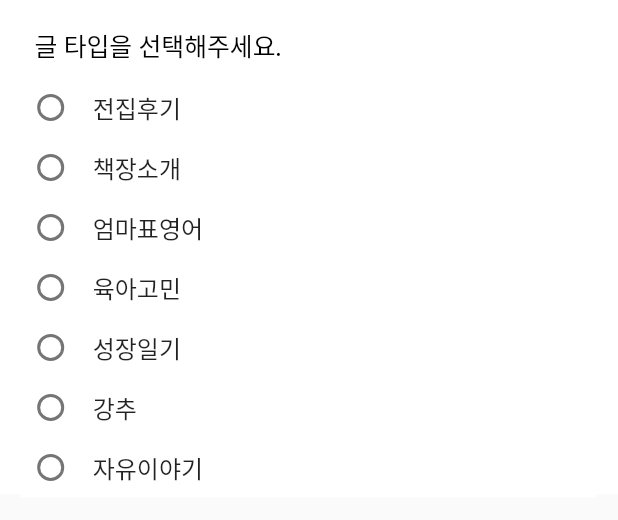
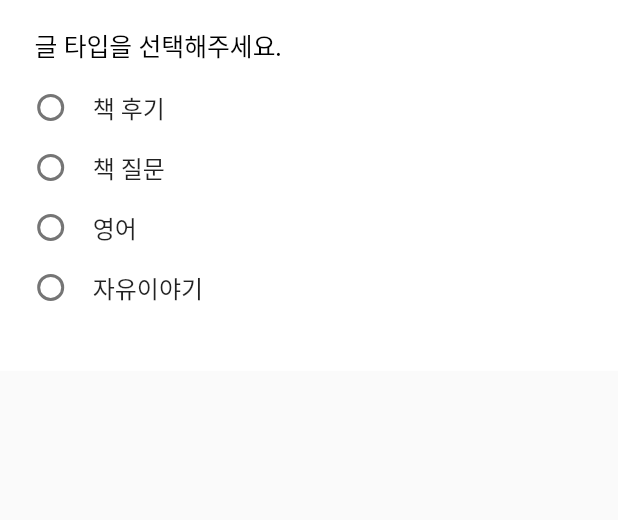
Before and after one commit to dahyungKwon/baby_book, a Flutter app: the PostTypeBottomSheet widget shown alone on an empty page, opened directly with empty values, on a phone screen of 412 x 824 dp. Shown: the top 520 px of the screen. Run offline on Flutter 3.47's test engine with Material 2 defaults, Android fonts, the phone set to English and light mode, and no system bars; our stand-ins replace dio, dots_indicator, dotted_line, extended_image, flutter_cache_manager, flutter_easyloading and 12 more; missing offline and left inert: appscheme, kakao_flutter_sdk_common, kakao_flutter_sdk_share, kakao_flutter_sdk_user; accounts and stored records are empty; network calls fail; statements that could not run were skipped; project files that could hold a hidden picture were left out.

Commit message:
[#79] 커뮤니티 탭 변경

```diff
--- a/lib/app/view/community/post_type.dart
+++ b/lib/app/view/community/post_type.dart
@@ -3,13 +3,11 @@ import 'package:flutter/material.dart';
 /// TabCommunityController를 통해 PostType에 지정한 desc가 tab list로 노출되니 주의하세요!
 enum PostType {
   all("ALL", "전체", Colors.black),
-  review("REVIEW", "전집후기", Color(0xFFDAA520)),
-  bookcase("BOOKCASE", "책장소개", Color(0xFF20B2AA)),
-  english("ENGLISH", "엄마표영어", Color(0xFFFA8072)),
-  question("QUESTION", "육아고민", Color(0xFF1E90FF)),
-  grow("GROW", "성장일기", Color(0xFF2E8B57)),
-  recommend("RECOMMEND", "강추", Color(0xFFD2691E)),
-  free("FREE", "자유이야기", Color(0xFF778899)),
+  // culture("CULTURE", "책육아문화", Color(0xFFEC6E5D)),
+  review("REVIEW", "책 후기", Color(0xFFEC6E5D)),
+  question("QUESTION", "책 질문", Color(0xFF1E90FF)),
+  english("ENGLISH", "영어", Color(0xFFCCAF12)),
+  free("FREE", "자유이야기", Color(0xFF78C759)),
   none("NONE", "글 타입을 선택해주세요.", Colors.black45);
 
   final String code;
--- a/lib/app/view/community/post_type_bottom_sheet.dart
+++ b/lib/app/view/community/post_type_bottom_sheet.dart
@@ -26,7 +26,7 @@ class _PostTypeBottomSheetState extends State<PostTypeBottomSheet> {
   @override
   Widget build(BuildContext context) {
     return SizedBox(
-        height: 40.h,
+        height: 30.h,
         child: Container(
           color: Colors.white,
           padding: EdgeInsets.only(left: FetchPixels.getPixelHeight(15), right: FetchPixels.getPixelWidth(15)),
--- a/lib/app/view/home/tab/tab_community.dart
+++ b/lib/app/view/home/tab/tab_community.dart
@@ -83,7 +83,7 @@ class TabCommunity extends GetView<TabCommunityController> {
             //For Selected tab
             tabs: List.generate(controller.tabsList.length, (index) {
               return Tab(
-                height: 16.0,
+                height: 20.0,
                 child: Container(
                     alignment: Alignment.center,
                     child: Column(
```
